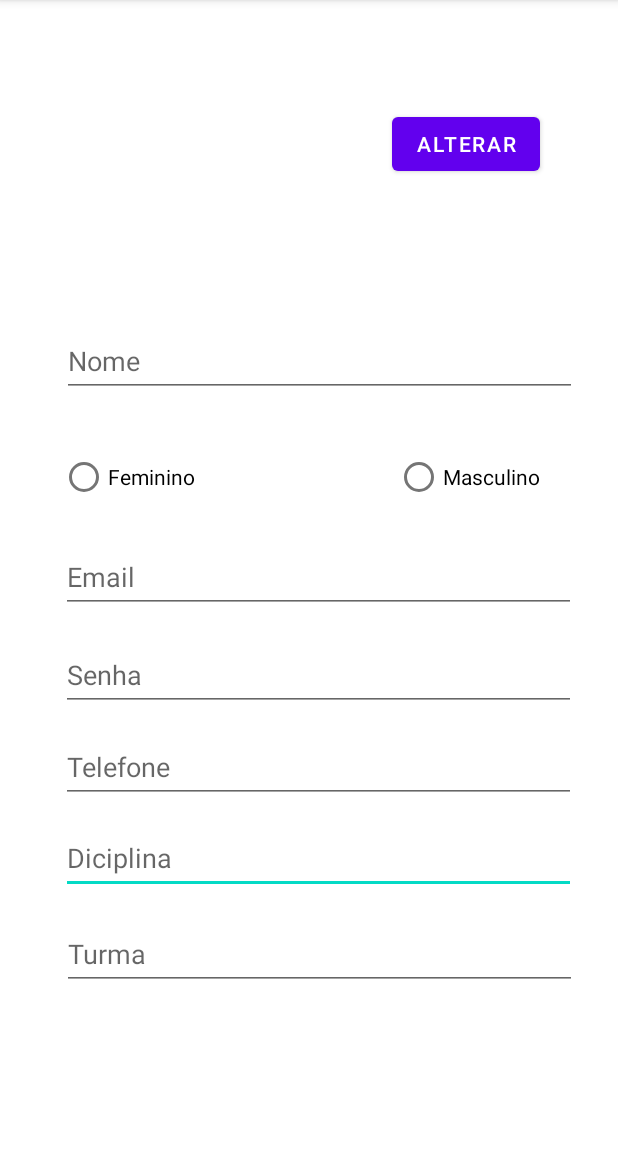
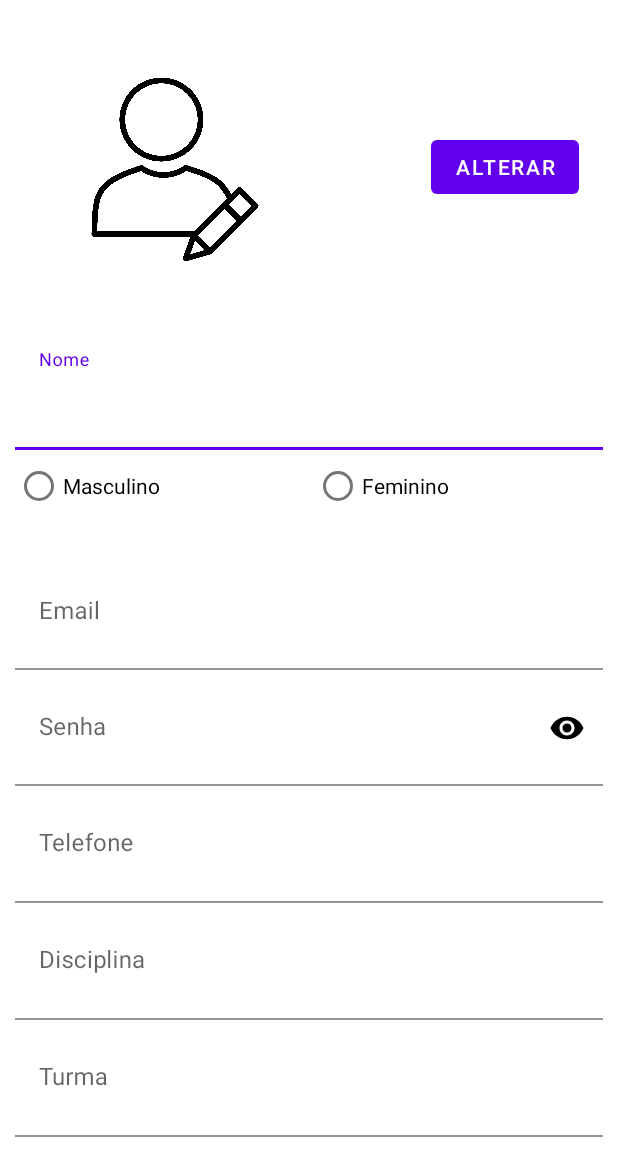
Before and after one commit to MarceloUMartins/Credenciais, an Android app: the Cadastro screen opened directly, with no data from a screen before it, on a phone screen of 412 x 824 dp, the part 84-1236 px from its top. Run offline under Robolectric (Android 15) with nearby library versions, the phone set to English and light mode, and no system bars.

Commit message:
reorganizando tela de cadastro com material design

```diff
--- a/app/src/main/res/layout/activity_cadastro.xml
+++ b/app/src/main/res/layout/activity_cadastro.xml
@@ -6,145 +6,197 @@
     android:layout_height="match_parent"
     tools:context=".Cadastro">
 
-    <EditText
-        android:id="@+id/editTextTextPersonName5"
-        android:layout_width="343dp"
-        android:layout_height="48dp"
-        android:layout_marginBottom="172dp"
-        android:ems="10"
-        android:hint="Diciplina"
-        android:inputType="textPersonName"
+    <LinearLayout
+        android:id="@+id/linearLayout3"
+        android:layout_width="match_parent"
+        android:layout_height="match_parent"
+        android:orientation="vertical">
+
+        <androidx.constraintlayout.widget.ConstraintLayout
+            android:id="@+id/linearLayout1"
+            android:layout_width="match_parent"
+            android:layout_height="wrap_content"
+            android:orientation="horizontal"
+            android:layout_weight="1">
+
+            <androidx.constraintlayout.utils.widget.ImageFilterView
+                android:id="@+id/profileImg"
+                android:layout_width="181dp"
+                android:layout_height="163dp"
+                android:layout_marginStart="10dp"
+                android:layout_marginLeft="10dp"
+                android:layout_marginEnd="63dp"
+                android:layout_marginRight="63dp"
+                app:layout_constraintBottom_toBottomOf="parent"
+                app:layout_constraintEnd_toStartOf="@+id/alterarImg"
+                app:layout_constraintStart_toStartOf="parent"
+                app:layout_constraintTop_toTopOf="parent"
+                app:layout_constraintVertical_bias="0.533"
+                app:roundPercent="1"
+                app:srcCompat="@drawable/profile_default" />
+
+            <com.google.android.material.button.MaterialButton
+                android:id="@+id/alterarImg"
+                android:layout_width="wrap_content"
+                android:layout_height="wrap_content"
+                android:layout_marginEnd="10dp"
+                android:layout_marginRight="10dp"
+                android:text="Alterar"
                 app:layout_constraintBottom_toBottomOf="parent"
                 app:layout_constraintEnd_toEndOf="parent"
-        app:layout_constraintHorizontal_bias="0.588"
-        app:layout_constraintStart_toStartOf="parent" />
+                app:layout_constraintHorizontal_bias="0.905"
+                app:layout_constraintStart_toEndOf="@+id/profileImg"
+                app:layout_constraintTop_toTopOf="parent" />
+        </androidx.constraintlayout.widget.ConstraintLayout>
 
-    <EditText
-        android:id="@+id/editTextTextPersonName2"
-        android:layout_width="343dp"
-        android:layout_height="48dp"
-        android:layout_marginTop="16dp"
-        android:layout_marginBottom="108dp"
+        <LinearLayout
+            android:id="@+id/linearLayout"
+            android:layout_width="fill_parent"
+            android:layout_height="0dp"
+            android:layout_weight="9"
+            android:orientation="vertical"
+            android:layout_marginStart="10dp"
+            android:layout_marginLeft="10dp"
+            android:layout_marginEnd="10dp"
+            android:layout_marginRight="10dp"
+            android:layout_marginBottom="10dp"
+            app:layout_constraintEnd_toEndOf="parent"
+            app:layout_constraintStart_toStartOf="parent"
+            app:layout_constraintTop_toTopOf="@+id/linearLayout1">
+
+            <com.google.android.material.textfield.TextInputLayout
+                android:id="@+id/nome_til"
+                android:layout_width="match_parent"
+                android:layout_height="wrap_content"
+                android:layout_weight="1"
+                app:boxBackgroundColor="@android:color/transparent"
+                app:boxBackgroundMode="filled">
+
+                <com.google.android.material.textfield.TextInputEditText
+                    android:id="@+id/editTextNome"
+                    android:layout_width="match_parent"
+                    android:layout_height="match_parent"
+                    android:hint="Nome"
                     android:ems="10"
-        android:hint="Turma"
-        android:inputType="textPersonName"
-        app:layout_constraintBottom_toBottomOf="parent"
-        app:layout_constraintEnd_toEndOf="parent"
-        app:layout_constraintHorizontal_bias="0.602"
-        app:layout_constraintStart_toStartOf="parent"
-        app:layout_constraintTop_toBottomOf="@+id/editTextTextPersonName5" />
-
-    <EditText
-        android:id="@+id/editTextTextPersonName3"
-        android:layout_width="343dp"
-        android:layout_height="48dp"
-        android:layout_marginTop="18dp"
-        android:layout_marginBottom="17dp"
-        android:ems="10"
-        android:hint="Email"
-        android:inputType="textPersonName"
-        app:layout_constraintBottom_toTopOf="@+id/editTextTextPassword2"
-        app:layout_constraintEnd_toEndOf="parent"
-        app:layout_constraintHorizontal_bias="0.588"
-        app:layout_constraintStart_toStartOf="parent"
-        app:layout_constraintTop_toBottomOf="@+id/radioButton" />
-
-    <androidx.constraintlayout.utils.widget.ImageFilterView
-        android:id="@+id/imageView"
-        android:layout_width="wrap_content"
-        android:layout_height="wrap_content"
-        android:layout_marginStart="41dp"
-        android:layout_marginLeft="41dp"
-        android:layout_marginTop="29dp"
-        app:layout_constraintStart_toStartOf="parent"
-        app:layout_constraintTop_toTopOf="parent"
-        app:roundPercent="1"
-        app:srcCompat="@tools:sample/avatars[0]" />
-
-
-    <Button
-        android:id="@+id/button3"
-        android:layout_width="wrap_content"
-        android:layout_height="wrap_content"
-        android:layout_marginTop="72dp"
-        android:text="Alterar"
-        app:layout_constraintEnd_toEndOf="parent"
-        app:layout_constraintHorizontal_bias="0.809"
-        app:layout_constraintStart_toEndOf="@+id/imageView"
-        app:layout_constraintTop_toTopOf="parent" />
-
-    <EditText
-        android:id="@+id/editTextTextPersonName"
-        android:layout_width="343dp"
-        android:layout_height="48dp"
-        android:layout_marginTop="126dp"
-        android:layout_marginBottom="126dp"
-        android:ems="10"
-        android:hint="Nome"
-        android:inputType="textPersonName"
-        app:layout_constraintBottom_toBottomOf="@+id/editTextTextPersonName3"
-        app:layout_constraintEnd_toEndOf="parent"
-        app:layout_constraintHorizontal_bias="0.602"
-        app:layout_constraintStart_toStartOf="parent"
-        app:layout_constraintTop_toTopOf="@+id/button3" />
+                    android:inputType="textPersonName" />
+            </com.google.android.material.textfield.TextInputLayout>
 
             <RadioGroup
                 android:id="@+id/radioGroup"
+                android:layout_width="fill_parent"
+                android:layout_height="wrap_content"
+                android:orientation="horizontal"
+                android:layout_weight="1"
+                app:layout_constraintBottom_toTopOf="@+id/editTextEmail"
+                app:layout_constraintEnd_toEndOf="parent"
+                app:layout_constraintHorizontal_bias="0.0"
+                app:layout_constraintStart_toStartOf="parent"
+                app:layout_constraintTop_toBottomOf="@+id/editTextNome">
+
+                <RadioButton
+                    android:id="@+id/radioButtonMasculino"
                     android:layout_width="wrap_content"
                     android:layout_height="wrap_content"
-        android:layout_marginStart="6dp"
-        android:layout_marginLeft="6dp"
-        android:layout_marginTop="22dp"
-        app:layout_constraintStart_toStartOf="@+id/radioButton"
-        app:layout_constraintTop_toTopOf="@+id/radioButton" />
+                    android:layout_weight="1"
+                    android:text="Masculino" />
 
                 <RadioButton
-        android:id="@+id/radioButton"
-        android:layout_width="123dp"
-        android:layout_height="49dp"
-        android:layout_marginStart="40dp"
-        android:layout_marginBottom="83dp"
-        android:text="Feminino"
-        app:layout_constraintBottom_toTopOf="@+id/editTextTextPassword2"
-        app:layout_constraintStart_toStartOf="parent" />
+                    android:id="@+id/radioButtonFeminino"
+                    android:layout_width="wrap_content"
+                    android:layout_height="wrap_content"
+                    android:layout_weight="1"
+                    android:text="Feminino" />
 
-    <RadioButton
-        android:id="@+id/radioButton2"
-        android:layout_width="121dp"
-        android:layout_height="0dp"
-        android:text="Masculino"
-        app:layout_constraintBottom_toBottomOf="@+id/radioButton"
-        app:layout_constraintEnd_toEndOf="parent"
-        app:layout_constraintHorizontal_bias="0.787"
-        app:layout_constraintStart_toEndOf="@+id/radioButton"
-        app:layout_constraintTop_toTopOf="@+id/radioButton" />
+            </RadioGroup>
 
-    <EditText
-        android:id="@+id/editTextTextPassword2"
-        android:layout_width="343dp"
-        android:layout_height="48dp"
-        android:layout_marginBottom="74dp"
+            <com.google.android.material.textfield.TextInputLayout
+                android:id="@+id/email_til"
+                android:layout_width="match_parent"
+                android:layout_height="wrap_content"
+                android:layout_weight="1"
+                app:boxBackgroundColor="@android:color/transparent"
+                app:boxBackgroundMode="filled">
+
+                <com.google.android.material.textfield.TextInputEditText
+                    android:id="@+id/editTextEmail"
+                    android:layout_width="match_parent"
+                    android:layout_height="match_parent"
+                    android:hint="Email"
                     android:ems="10"
+                    android:inputType="textEmailAddress"/>
+            </com.google.android.material.textfield.TextInputLayout>
+
+            <com.google.android.material.textfield.TextInputLayout
+                android:id="@+id/senha_til"
+                android:layout_width="match_parent"
+                android:layout_height="wrap_content"
+                android:layout_weight="1"
+                app:boxBackgroundColor="@android:color/transparent"
+                app:boxBackgroundMode="filled"
+                app:passwordToggleEnabled="true"
+                app:passwordToggleTint="@color/black">
+
+                <com.google.android.material.textfield.TextInputEditText
+                    android:id="@+id/editTextsenha"
+                    android:layout_width="match_parent"
+                    android:layout_height="match_parent"
                     android:hint="Senha"
-        android:inputType="textPassword"
-        app:layout_constraintBottom_toTopOf="@+id/editTextTextPersonName5"
-        app:layout_constraintEnd_toEndOf="parent"
-        app:layout_constraintHorizontal_bias="0.588"
-        app:layout_constraintStart_toStartOf="parent" />
+                    android:ems="10"
+                    android:inputType="textPassword" />
+            </com.google.android.material.textfield.TextInputLayout>
 
-    <EditText
-        android:id="@+id/editTextTextPersonName4"
-        android:layout_width="343dp"
-        android:layout_height="48dp"
-        android:layout_marginTop="61dp"
-        android:layout_marginBottom="61dp"
+
+            <com.google.android.material.textfield.TextInputLayout
+                android:id="@+id/telefone_til"
+                android:layout_width="match_parent"
+                android:layout_height="wrap_content"
+                android:layout_weight="1"
+                app:boxBackgroundColor="@android:color/transparent"
+                app:boxBackgroundMode="filled">
+
+                <com.google.android.material.textfield.TextInputEditText
+                    android:id="@+id/editTextTelefone"
+                    android:layout_width="match_parent"
+                    android:layout_height="match_parent"
+                    android:hint="Telefone"
                     android:ems="10"
-        android:hint="Telefone"
-        android:inputType="textPersonName"
-        app:layout_constraintBottom_toBottomOf="@+id/editTextTextPersonName5"
-        app:layout_constraintEnd_toEndOf="parent"
-        app:layout_constraintHorizontal_bias="0.588"
-        app:layout_constraintStart_toStartOf="parent"
-        app:layout_constraintTop_toTopOf="@+id/editTextTextPassword2" />
+                    android:inputType="textPersonName" />
+            </com.google.android.material.textfield.TextInputLayout>
 
+            <com.google.android.material.textfield.TextInputLayout
+                android:id="@+id/disciplina_til"
+                android:layout_width="match_parent"
+                android:layout_height="wrap_content"
+                android:layout_weight="1"
+                app:boxBackgroundColor="@android:color/transparent"
+                app:boxBackgroundMode="filled">
+
+                <com.google.android.material.textfield.TextInputEditText
+                    android:id="@+id/editTextDisciplina"
+                    android:layout_width="match_parent"
+                    android:layout_height="match_parent"
+                    android:hint="Disciplina"
+                    android:ems="10"
+                    android:inputType="textPersonName"/>
+            </com.google.android.material.textfield.TextInputLayout>
+
+            <com.google.android.material.textfield.TextInputLayout
+                android:id="@+id/turma_til"
+                android:layout_width="match_parent"
+                android:layout_height="wrap_content"
+                android:layout_weight="1"
+                app:boxBackgroundColor="@android:color/transparent"
+                app:boxBackgroundMode="filled">
+
+                <com.google.android.material.textfield.TextInputEditText
+                    android:id="@+id/editTextTurma"
+                    android:layout_width="match_parent"
+                    android:layout_height="match_parent"
+                    android:hint="Turma"
+                    android:ems="10"
+                    android:inputType="textPersonName"/>
+            </com.google.android.material.textfield.TextInputLayout>
+
+        </LinearLayout>
+    </LinearLayout>
 </androidx.constraintlayout.widget.ConstraintLayout>
```
Lines whose indentation alone changed are shown as unchanged.
